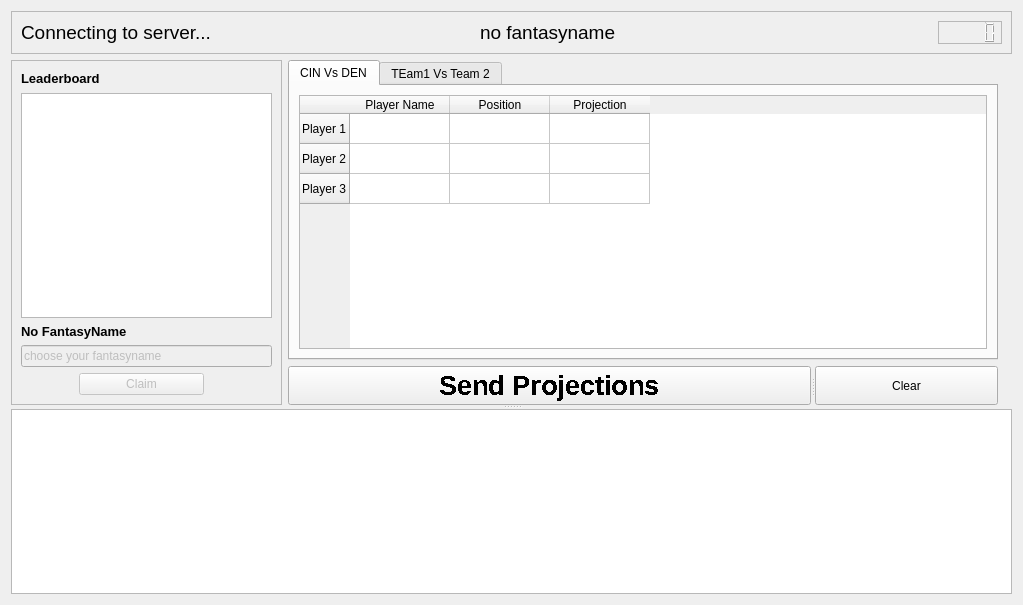
This is cute-fantasy/demoui.ui in protoblock/protoblock as Qt 5 draws it before an edit. The edited form follows.
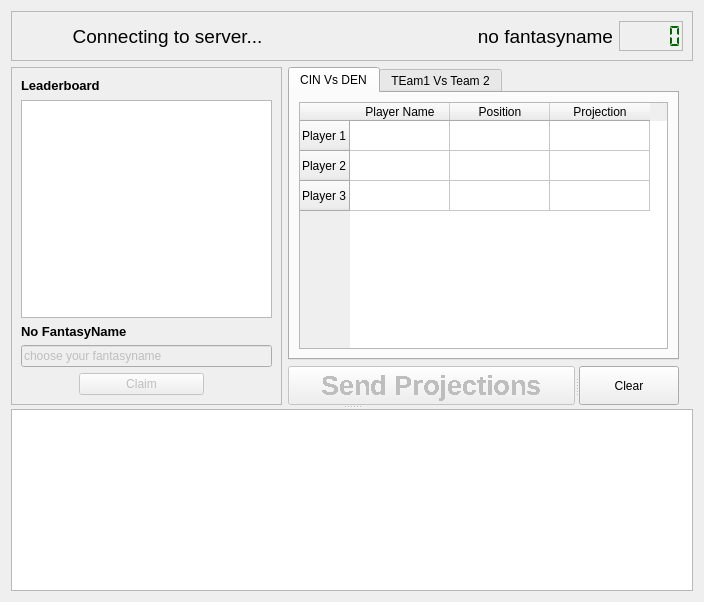
This is the edited form. Icons and pictures are not drawn.

```diff
--- a/cute-fantasy/demoui.ui
+++ b/cute-fantasy/demoui.ui
@@ -6,8 +6,8 @@
    <rect>
     <x>0</x>
     <y>0</y>
-    <width>1023</width>
-    <height>605</height>
+    <width>704</width>
+    <height>602</height>
    </rect>
   </property>
   <property name="sizePolicy">
@@ -19,7 +19,11 @@
   <property name="windowTitle">
    <string>Form</string>
   </property>
-  <layout class="QGridLayout" name="gridLayout_4">
+  <property name="windowIcon">
+   <iconset resource="resources/resources.qrc">
+    <normaloff>:/icons/logoherring.png</normaloff>:/icons/logoherring.png</iconset>
+  </property>
+  <layout class="QGridLayout" name="gridLayout_6">
    <item row="0" column="0">
     <widget class="QFrame" name="frame_3">
      <property name="sizePolicy">
@@ -36,6 +40,8 @@
      </property>
      <layout class="QGridLayout" name="gridLayout_5">
       <item row="0" column="0">
+       <layout class="QGridLayout" name="gridLayout_4">
+        <item row="0" column="0">
        <widget class="QLabel" name="message">
         <property name="sizePolicy">
          <sizepolicy hsizetype="Expanding" vsizetype="Expanding">
@@ -53,6 +59,9 @@
         <property name="text">
          <string>Connecting to server...</string>
         </property>
+          <property name="alignment">
+           <set>Qt::AlignCenter</set>
+          </property>
        </widget>
       </item>
       <item row="0" column="1">
@@ -71,11 +80,14 @@
          </font>
         </property>
         <property name="layoutDirection">
-         <enum>Qt::RightToLeft</enum>
+           <enum>Qt::LeftToRight</enum>
         </property>
         <property name="text">
          <string>no fantasyname</string>
         </property>
+          <property name="alignment">
+           <set>Qt::AlignRight|Qt::AlignTrailing|Qt::AlignVCenter</set>
+          </property>
        </widget>
       </item>
       <item row="0" column="2">
@@ -86,17 +98,40 @@
           <verstretch>0</verstretch>
          </sizepolicy>
         </property>
+          <property name="minimumSize">
+           <size>
+            <width>0</width>
+            <height>30</height>
+           </size>
+          </property>
+          <property name="font">
+           <font>
+            <pointsize>10</pointsize>
+            <weight>75</weight>
+            <bold>true</bold>
+            <kerning>true</kerning>
+           </font>
+          </property>
         <property name="layoutDirection">
          <enum>Qt::RightToLeft</enum>
         </property>
+          <property name="styleSheet">
+           <string notr="true">QLCDNumber{color:rgb(0, 102, 0);}</string>
+          </property>
         <property name="frameShape">
          <enum>QFrame::StyledPanel</enum>
         </property>
+          <property name="frameShadow">
+           <enum>QFrame::Raised</enum>
+          </property>
         <property name="lineWidth">
          <number>1</number>
         </property>
+          <property name="mode">
+           <enum>QLCDNumber::Dec</enum>
+          </property>
         <property name="segmentStyle">
-         <enum>QLCDNumber::Outline</enum>
+           <enum>QLCDNumber::Flat</enum>
         </property>
         <property name="intValue" stdset="0">
          <number>0</number>
@@ -104,9 +139,8 @@
        </widget>
       </item>
      </layout>
-     <zorder>myFantasyNameLE</zorder>
-     <zorder>myBalance</zorder>
-     <zorder>message</zorder>
+      </item>
+     </layout>
     </widget>
    </item>
    <item row="1" column="0">
@@ -114,7 +148,7 @@
      <property name="orientation">
       <enum>Qt::Vertical</enum>
      </property>
-     <widget class="QWidget" name="">
+     <widget class="QWidget" name="layoutWidget">
       <layout class="QHBoxLayout" name="horizontalLayout_2">
        <item>
         <widget class="QFrame" name="frame">
@@ -424,6 +458,9 @@
             <enum>Qt::Horizontal</enum>
            </property>
            <widget class="QPushButton" name="mySendProjectionsButton">
+            <property name="enabled">
+             <bool>false</bool>
+            </property>
             <property name="sizePolicy">
              <sizepolicy hsizetype="Expanding" vsizetype="Preferred">
               <horstretch>0</horstretch>
```
Left out of the diff: 13 changed lines with no effect on the pictures. Lines whose indentation alone changed are shown as unchanged.
